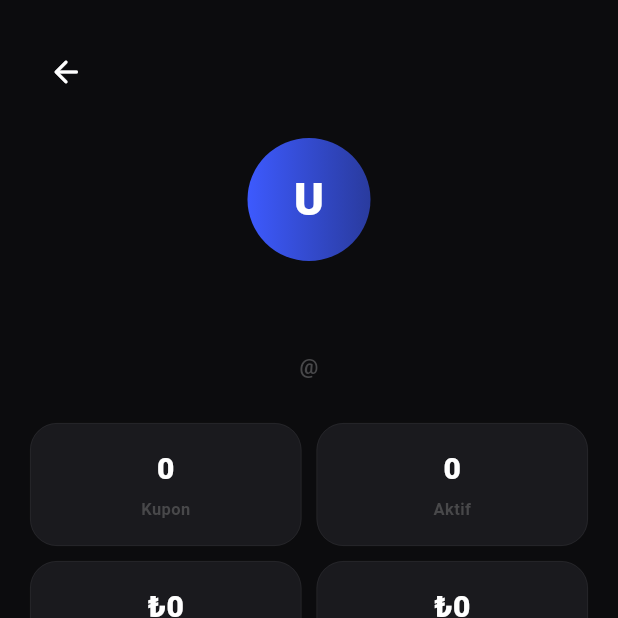
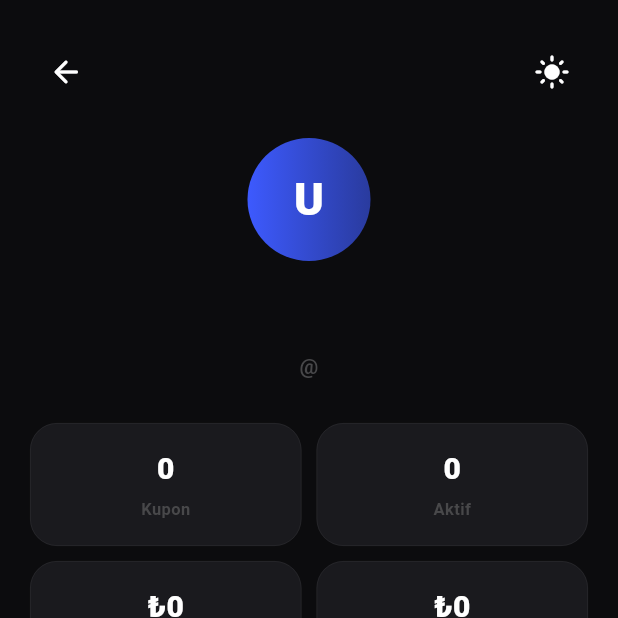
Before and after one commit to benozhan/matchly_app, a Flutter app: the MyProfilePage screen opened directly with empty values, on a phone screen of 412 x 824 dp, the top half of it. Run offline on Flutter 3.47's test engine with Material 3 defaults, Android fonts, the phone set to English and light mode, and no system bars; our stand-ins replace firebase_core, shared_preferences, supabase_flutter; missing offline and left inert: onesignal_flutter; accounts and stored records are empty; network calls fail; Roboto replaces fonts that are missing (Arial).

Commit message:
Add theme toggle button to profile

```diff
--- a/lib/features/profile/my_profile_page.dart
+++ b/lib/features/profile/my_profile_page.dart
@@ -1,6 +1,8 @@
 import 'package:flutter/material.dart';
 
 import '../../core/app_colors.dart';
+import '../../main.dart';
+import '../../main.dart';
 import '../../models/coupon.dart';
 import '../../services/auth_service.dart';
 
@@ -59,6 +61,16 @@ class MyProfilePage extends StatelessWidget {
                       onPressed: () => Navigator.pop(context),
                       icon: const Icon(
                         Icons.arrow_back_rounded,
+                        color: AppColors.textPrimary,
+                      ),
+                    ),
+                    const Spacer(),
+                    IconButton(
+                      onPressed: () => MatchlyApp.of(context)?.toggleTheme(),
+                      icon: Icon(
+                        Theme.of(context).brightness == Brightness.dark
+                            ? Icons.light_mode_rounded
+                            : Icons.dark_mode_rounded,
                         color: AppColors.textPrimary,
                       ),
                     ),
--- a/pubspec.yaml
+++ b/pubspec.yaml
@@ -16,7 +16,7 @@ publish_to: 'none' # Remove this line if you wish to publish to pub.dev
 # https://developer.apple.com/library/archive/documentation/General/Reference/InfoPlistKeyReference/Articles/CoreFoundationKeys.html
 # In Windows, build-name is used as the major, minor, and patch parts
 # of the product and file versions while build-number is used as the build suffix.
-version: 1.0.0+30
+version: 1.0.0+31
 
 environment:
   sdk: ^3.9.2
```
